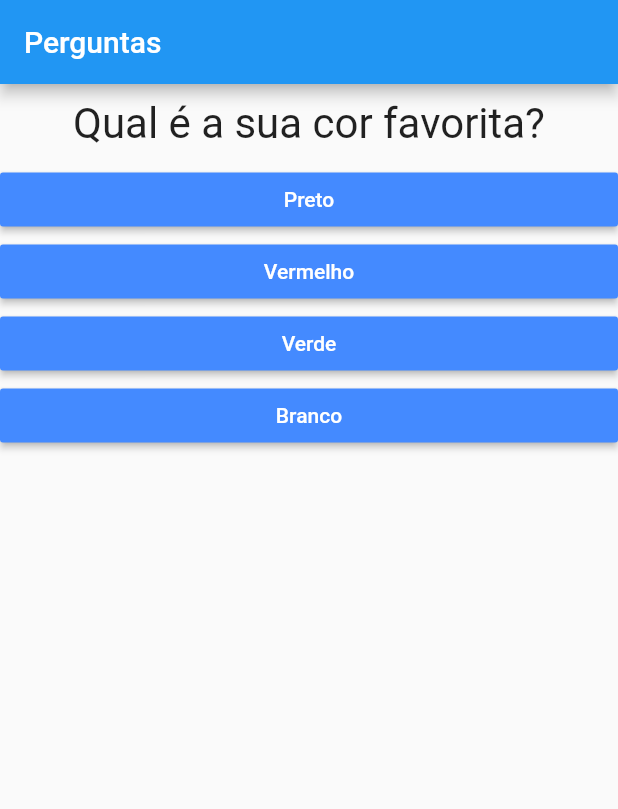
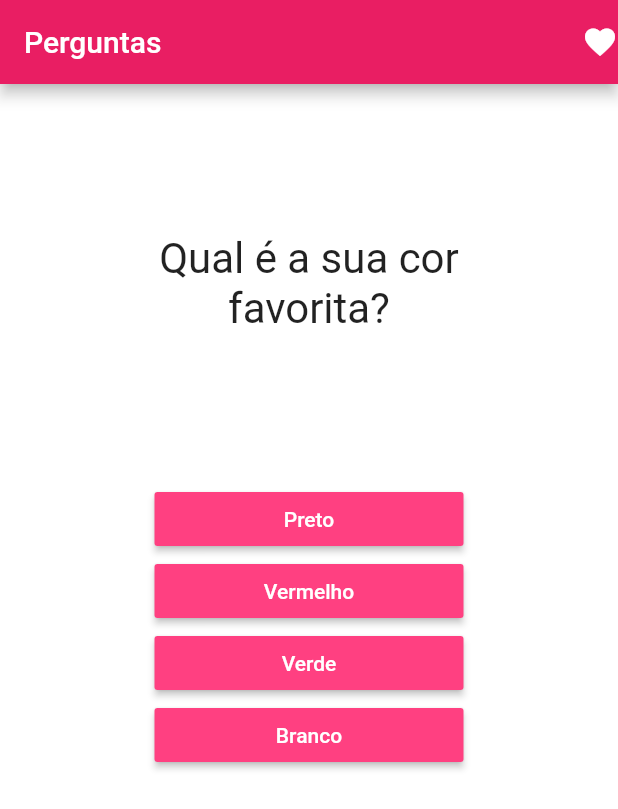
Before and after one commit to marimendes/flutterzinho, a Flutter app: the screen it shows after launch, on a phone screen of 412 x 824 dp. Shown: the top 809 px of the screen. Run offline on Flutter 3.47's test engine with Material 2 defaults, Android fonts, the phone set to English and light mode, and no system bars.

Commit message:
Flutter - mudando as cores do aplicativo

```diff
--- a/projeto_perguntas/lib/main.dart
+++ b/projeto_perguntas/lib/main.dart
@@ -63,8 +63,16 @@ class _PerguntaAppState extends State<PerguntaApp> {
   Widget build(BuildContext context) {
     return MaterialApp(
       home: Scaffold(
+        backgroundColor: Colors.white,
         appBar: AppBar(
           title: Text('Perguntas'),
+          backgroundColor: Colors.pink,
+          actions: <Widget>[
+            Icon(
+              Icons.favorite,
+              color: Colors.white,
+            )
+          ],
         ),
         body: temPerguntaSelecionada
             ? Questionario(
--- a/projeto_perguntas/lib/questao.dart
+++ b/projeto_perguntas/lib/questao.dart
@@ -9,7 +9,7 @@ class Questao extends StatelessWidget {
   Widget build(BuildContext context) {
     return Container(
       width: double.infinity,
-      margin: EdgeInsets.all(10),
+      margin: EdgeInsets.all(100),
       child: Text(
         texto,
         style: TextStyle(fontSize: 28),
--- a/projeto_perguntas/lib/resposta.dart
+++ b/projeto_perguntas/lib/resposta.dart
@@ -8,12 +8,13 @@ class Resposta extends StatelessWidget {
   @override
   Widget build(BuildContext context) {
     return Container(
-      width: double.infinity,
+      width: MediaQuery.of(context).size.width / 2,
       child: RaisedButton(
-        color: Colors.blueAccent,
+        color: Colors.pinkAccent,
         textColor: Colors.white,
         child: Text(texto),
         onPressed: onPressed,
+
       ),
     );
   }
--- a/projeto_perguntas/lib/resultado.dart
+++ b/projeto_perguntas/lib/resultado.dart
@@ -34,7 +34,7 @@ class Resultado extends StatelessWidget {
             'Reiniciar?',
             style: TextStyle(fontSize: 28),
           ),
-          textColor: Colors.blueAccent,
+          textColor: Colors.pinkAccent,
           onPressed: quandoReiniciarQuestionario,)
       ],
     );
```
